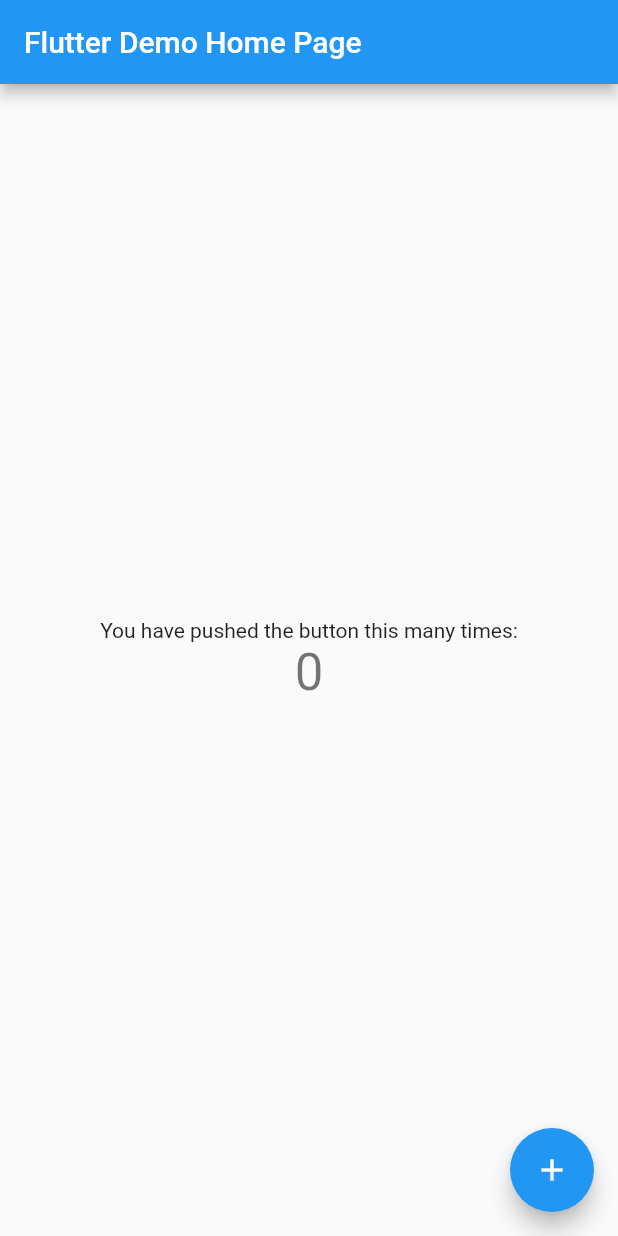
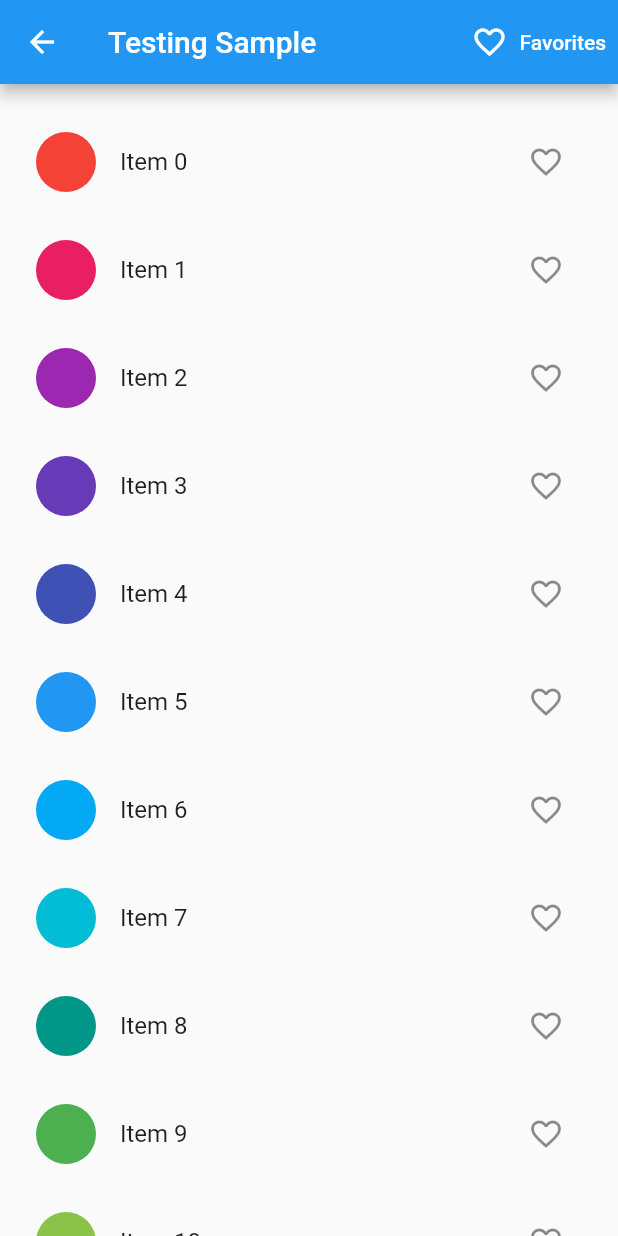
Before and after one commit to NhuanDevMobile/todo_app, a Flutter app: the screen it shows after launch, on a phone screen of 412 x 824 dp. Run offline on Flutter 3.47's test engine with Material 2 defaults, Android fonts, the phone set to English and light mode, and no system bars; our stand-ins replace cloud_firestore, firebase_core, get_it, page_transition; accounts and stored records are empty.

Commit message:
Nhuan commit

```diff
--- /dev/null
+++ b/lib/common/config/app_routes.dart
@@ -0,0 +1,24 @@
+import 'package:flutter/material.dart';
+import 'package:get_it/get_it.dart';
+import 'package:page_transition/page_transition.dart';
+
+class AppRoutes {
+  static PageTransition getRoute(RouteSettings settings) {
+    Widget widget;
+    try {
+      widget = GetIt.I.get<Widget>(instanceName: settings.name);
+    } catch (e) {
+      widget = Scaffold(
+        backgroundColor: Colors.white,
+        appBar: AppBar(
+          title: const Text('Không tìm thấy trang'),
+        ),
+        body: const Center(child: Text('Page not found')),
+      );
+    }
+    return PageTransition(
+        child: widget,
+        type: PageTransitionType.rightToLeft,
+        settings: settings);
+  }
+}
--- /dev/null
+++ b/lib/common/config/config.dart
@@ -0,0 +1 @@
+export 'app_routes.dart';
--- /dev/null
+++ b/lib/common/constants/constants.dart
@@ -0,0 +1 @@
+export 'route_contants.dart';
--- /dev/null
+++ b/lib/common/constants/route_contants.dart
@@ -0,0 +1,6 @@
+class RouteConstants {
+  static const String launch = "/";
+  static const String splash = "/splash";
+  static const String home = "/home";
+  static const String compeleteTask = "/compelete_task";
+}
--- /dev/null
+++ b/lib/data/models/task_model.dart
@@ -0,0 +1,17 @@
+import 'package:flutter/material.dart';
+
+class Favorites extends ChangeNotifier {
+  final List<int> _favoriteItems = [];
+
+  List<int> get items => _favoriteItems;
+
+  void add(int itemNo) {
+    _favoriteItems.add(itemNo);
+    notifyListeners();
+  }
+
+  void remove(int itemNo) {
+    _favoriteItems.remove(itemNo);
+    notifyListeners();
+  }
+}
--- /dev/null
+++ b/lib/di/modules/module.dart
@@ -0,0 +1 @@
+export 'page_module.dart';
--- a/lib/main.dart
+++ b/lib/main.dart
@@ -1,115 +1,37 @@
+import 'package:firebase_core/firebase_core.dart';
 import 'package:flutter/material.dart';
+import 'package:provider/provider.dart';
+import 'package:todo_app/common/config/config.dart';
+import 'package:todo_app/common/constants/constants.dart';
+import 'package:todo_app/data/models/task_model.dart';
 
-void main() {
-  runApp(const MyApp());
+import 'di/injection.dart';
+
+
+
+void main() async {
+  WidgetsFlutterBinding.ensureInitialized();
+  await Firebase.initializeApp();
+  await Injection.inject();
+  runApp(MyApp());
 }
 
 class MyApp extends StatelessWidget {
   const MyApp({Key? key}) : super(key: key);
-
   // This widget is the root of your application.
   @override
   Widget build(BuildContext context) {
-    return MaterialApp(
-      title: 'Flutter Demo',
-      theme: ThemeData(
-        // This is the theme of your application.
-        //
-        // Try running your application with "flutter run". You'll see the
-        // application has a blue toolbar. Then, without quitting the app, try
-        // changing the primarySwatch below to Colors.green and then invoke
-        // "hot reload" (press "r" in the console where you ran "flutter run",
-        // or simply save your changes to "hot reload" in a Flutter IDE).
-        // Notice that the counter didn't reset back to zero; the application
-        // is not restarted.
-        primarySwatch: Colors.blue,
+    return ChangeNotifierProvider<Favorites>(
+        create: (context) => Favorites(),
+        child: MaterialApp(
+        debugShowCheckedModeBanner: false,
+        title: 'Flutter Demo',
+        theme: ThemeData(
+          primarySwatch: Colors.blue,
+        ),
+        initialRoute: RouteConstants.home,
+        onGenerateRoute: AppRoutes.getRoute,
       ),
-      home: const MyHomePage(title: 'Flutter Demo Home Page'),
     );
   }
 }
-
-class MyHomePage extends StatefulWidget {
-  const MyHomePage({Key? key, required this.title}) : super(key: key);
-
-  // This widget is the home page of your application. It is stateful, meaning
-  // that it has a State object (defined below) that contains fields that affect
-  // how it looks.
-
-  // This class is the configuration for the state. It holds the values (in this
-  // case the title) provided by the parent (in this case the App widget) and
-  // used by the build method of the State. Fields in a Widget subclass are
-  // always marked "final".
-
-  final String title;
-
-  @override
-  State<MyHomePage> createState() => _MyHomePageState();
-}
-
-class _MyHomePageState extends State<MyHomePage> {
-  int _counter = 0;
-
-  void _incrementCounter() {
-    setState(() {
-      // This call to setState tells the Flutter framework that something has
-      // changed in this State, which causes it to rerun the build method below
-      // so that the display can reflect the updated values. If we changed
-      // _counter without calling setState(), then the build method would not be
-      // called again, and so nothing would appear to happen.
-      _counter++;
-    });
-  }
-
-  @override
-  Widget build(BuildContext context) {
-    // This method is rerun every time setState is called, for instance as done
-    // by the _incrementCounter method above.
-    //
-    // The Flutter framework has been optimized to make rerunning build methods
-    // fast, so that you can just rebuild anything that needs updating rather
-    // than having to individually change instances of widgets.
-    return Scaffold(
-      appBar: AppBar(
-        // Here we take the value from the MyHomePage object that was created by
-        // the App.build method, and use it to set our appbar title.
-        title: Text(widget.title),
-      ),
-      body: Center(
-        // Center is a layout widget. It takes a single child and positions it
-        // in the middle of the parent.
-        child: Column(
-          // Column is also a layout widget. It takes a list of children and
-          // arranges them vertically. By default, it sizes itself to fit its
-          // children horizontally, and tries to be as tall as its parent.
-          //
-          // Invoke "debug painting" (press "p" in the console, choose the
-          // "Toggle Debug Paint" action from the Flutter Inspector in Android
-          // Studio, or the "Toggle Debug Paint" command in Visual Studio Code)
-          // to see the wireframe for each widget.
-          //
-          // Column has various properties to control how it sizes itself and
-          // how it positions its children. Here we use mainAxisAlignment to
-          // center the children vertically; the main axis here is the vertical
-          // axis because Columns are vertical (the cross axis would be
-          // horizontal).
-          mainAxisAlignment: MainAxisAlignment.center,
-          children: <Widget>[
-            const Text(
-              'You have pushed the button this many times:',
-            ),
-            Text(
-              '$_counter',
-              style: Theme.of(context).textTheme.headline4,
-            ),
-          ],
-        ),
-      ),
-      floatingActionButton: FloatingActionButton(
-        onPressed: _incrementCounter,
-        tooltip: 'Increment',
-        child: const Icon(Icons.add),
-      ), // This trailing comma makes auto-formatting nicer for build methods.
-    );
-  }
-}
--- /dev/null
+++ b/lib/pages/home_page/home_page.dart
@@ -0,0 +1,76 @@
+
+import 'package:cloud_firestore/cloud_firestore.dart';
+import 'package:flutter/material.dart';
+import 'package:provider/provider.dart';
+import 'package:todo_app/common/constants/constants.dart';
+import 'package:todo_app/data/models/task_model.dart';
+
+
+class HomePage extends StatelessWidget {
+@override
+Widget build(BuildContext context) {
+  return Scaffold(
+    appBar: AppBar(
+      title: Text('Testing Sample'),
+      actions: <Widget>[
+        TextButton.icon(
+          style: TextButton.styleFrom(primary: Colors.white),
+          onPressed: () {
+             Navigator.pushNamed(context, RouteConstants.compeleteTask);
+          },
+          icon: Icon(Icons.favorite_border),
+          label: Text('Favorites'),
+        ),
+      ],
+    ),
+    body: ListView.builder(
+      itemCount: 100,
+      cacheExtent: 20.0,
+      padding: const EdgeInsets.symmetric(vertical: 16),
+      itemBuilder: (context, index) => ItemTile(index),
+    ),
+  );
+}
+}
+
+class ItemTile extends StatelessWidget {
+  final int itemNo;
+
+  const ItemTile(this.itemNo,);
+
+  @override
+  Widget build(BuildContext context) {
+    var favoritesList = Provider.of<Favorites>(context);
+    return Padding(
+      padding: const EdgeInsets.all(8.0),
+      child: ListTile(
+        leading: CircleAvatar(
+          backgroundColor: Colors.primaries[itemNo % Colors.primaries.length],
+        ),
+        title: Text(
+          'Item $itemNo',
+          key: Key('text_$itemNo'),
+        ),
+        trailing: IconButton(
+          key: Key('icon_$itemNo'),
+          icon: favoritesList.items.contains(itemNo)
+              ? Icon(Icons.favorite)
+              : Icon(Icons.favorite_border),
+          onPressed: () {
+            !favoritesList.items.contains(itemNo)
+                ? favoritesList.add(itemNo)
+                : favoritesList.remove(itemNo);
+            ScaffoldMessenger.of(context).showSnackBar(
+              SnackBar(
+                content: Text(favoritesList.items.contains(itemNo)
+                    ? 'Added to favorites.'
+                    : 'Removed from favorites.'),
+                duration: Duration(seconds: 1),
+              ),
+            );
+          },
+        ),
+      ),
+    );
+  }
+}
--- /dev/null
+++ b/lib/pages/launch_page/launch_page.dart
@@ -0,0 +1,12 @@
+
+import 'package:flutter/material.dart';
+
+class LaunchPage extends StatelessWidget{
+  @override
+  Widget build(BuildContext context) {
+    // TODO: implement build
+    return Scaffold(
+      body: Text("Nhuan"),
+    );
+  }
+}
--- /dev/null
+++ b/lib/pages/pages.dart
@@ -0,0 +1,2 @@
+export 'launch_page/launch_page.dart';
+export 'home_page/home_page.dart';
```
Also changed, not shown: lib/di/injection.dart (added, +15 -0 lines), lib/di/modules/page_module.dart (added, +20 -0 lines), lib/pages/task_page/complete_task_page.dart (added, +61 -0 lines), pubspec.yaml (+8 -3 lines), pubspec.lock, 4 other files.
